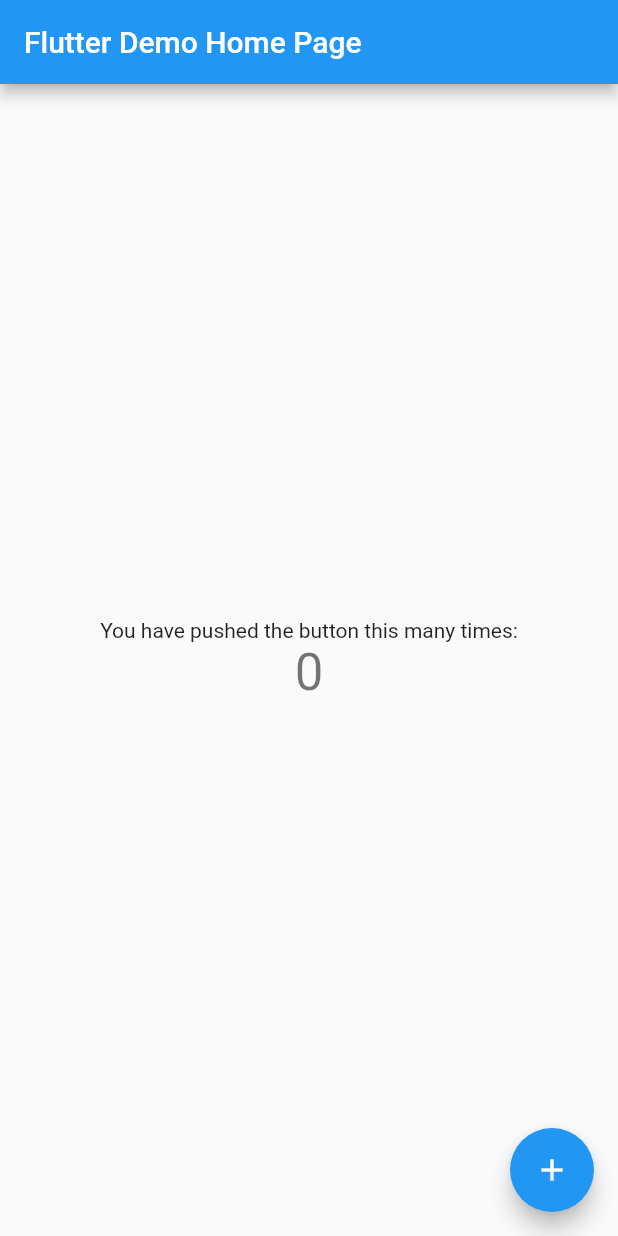
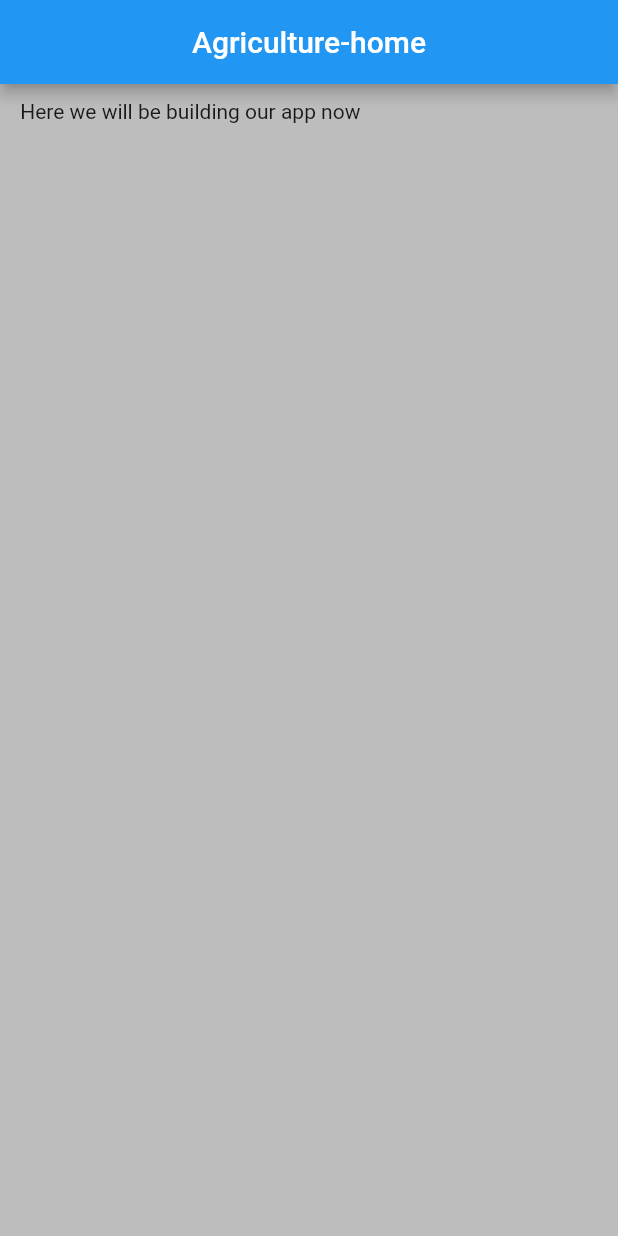
Before and after one commit to lonewolf2799/Abcd, a Flutter app: the screen it shows after launch, on a phone screen of 412 x 824 dp. Run offline on Flutter 3.47's test engine with Material 2 defaults, Android fonts, the phone set to English and light mode, and no system bars.

Commit message:
second commit

```diff
--- a/lib/main.dart
+++ b/lib/main.dart
@@ -1,113 +1,35 @@
 import 'package:flutter/material.dart';
 
-void main() {
-  runApp(MyApp());
-}
+void main() => runApp(MyApp());
 
     class MyApp extends StatelessWidget {
-  // This widget is the root of your application.
+      const MyApp({Key? key}) : super(key: key);
+
       @override
       Widget build(BuildContext context) {
         return MaterialApp(
-      title: 'Flutter Demo',
-      theme: ThemeData(
-        // This is the theme of your application.
-        //
-        // Try running your application with "flutter run". You'll see the
-        // application has a blue toolbar. Then, without quitting the app, try
-        // changing the primarySwatch below to Colors.green and then invoke
-        // "hot reload" (press "r" in the console where you ran "flutter run",
-        // or simply save your changes to "hot reload" in a Flutter IDE).
-        // Notice that the counter didn't reset back to zero; the application
-        // is not restarted.
-        primarySwatch: Colors.blue,
-      ),
-      home: MyHomePage(title: 'Flutter Demo Home Page'),
+          home: Home(),
         );
       }
     }
 
-class MyHomePage extends StatefulWidget {
-  MyHomePage({Key? key, required this.title}) : super(key: key);
-
-  // This widget is the home page of your application. It is stateful, meaning
-  // that it has a State object (defined below) that contains fields that affect
-  // how it looks.
-
-  // This class is the configuration for the state. It holds the values (in this
-  // case the title) provided by the parent (in this case the App widget) and
-  // used by the build method of the State. Fields in a Widget subclass are
-  // always marked "final".
-
-  final String title;
-
-  @override
-  _MyHomePageState createState() => _MyHomePageState();
-}
-
-class _MyHomePageState extends State<MyHomePage> {
-  int _counter = 0;
-
-  void _incrementCounter() {
-    setState(() {
-      // This call to setState tells the Flutter framework that something has
-      // changed in this State, which causes it to rerun the build method below
-      // so that the display can reflect the updated values. If we changed
-      // _counter without calling setState(), then the build method would not be
-      // called again, and so nothing would appear to happen.
-      _counter++;
-    });
-  }
+    class Home extends StatelessWidget {
+      const Home({Key? key}) : super(key: key);
 
       @override
       Widget build(BuildContext context) {
-    // This method is rerun every time setState is called, for instance as done
-    // by the _incrementCounter method above.
-    //
-    // The Flutter framework has been optimized to make rerunning build methods
-    // fast, so that you can just rebuild anything that needs updating rather
-    // than having to individually change instances of widgets.
         return Scaffold(
+          backgroundColor: Colors.grey[400],
           appBar: AppBar(
-        // Here we take the value from the MyHomePage object that was created by
-        // the App.build method, and use it to set our appbar title.
-        title: Text(widget.title),
+            title: Text('Agriculture-home'),
+            centerTitle: true,
+            backgroundColor: Colors.blue,
+
           ),
-      body: Center(
-        // Center is a layout widget. It takes a single child and positions it
-        // in the middle of the parent.
-        child: Column(
-          // Column is also a layout widget. It takes a list of children and
-          // arranges them vertically. By default, it sizes itself to fit its
-          // children horizontally, and tries to be as tall as its parent.
-          //
-          // Invoke "debug painting" (press "p" in the console, choose the
-          // "Toggle Debug Paint" action from the Flutter Inspector in Android
-          // Studio, or the "Toggle Debug Paint" command in Visual Studio Code)
-          // to see the wireframe for each widget.
-          //
-          // Column has various properties to control how it sizes itself and
-          // how it positions its children. Here we use mainAxisAlignment to
-          // center the children vertically; the main axis here is the vertical
-          // axis because Columns are vertical (the cross axis would be
-          // horizontal).
-          mainAxisAlignment: MainAxisAlignment.center,
-          children: <Widget>[
-            Text(
-              'You have pushed the button this many times:',
+          body: Container(
+            padding: EdgeInsets.all(10.0),
+            child: Text(' Here we will be building our app now '),
           ),
-            Text(
-              '$_counter',
-              style: Theme.of(context).textTheme.headline4,
-            ),
-          ],
-        ),
-      ),
-      floatingActionButton: FloatingActionButton(
-        onPressed: _incrementCounter,
-        tooltip: 'Increment',
-        child: Icon(Icons.add),
-      ), // This trailing comma makes auto-formatting nicer for build methods.
         );
       }
     }
```
Lines whose indentation alone changed are shown as unchanged.
